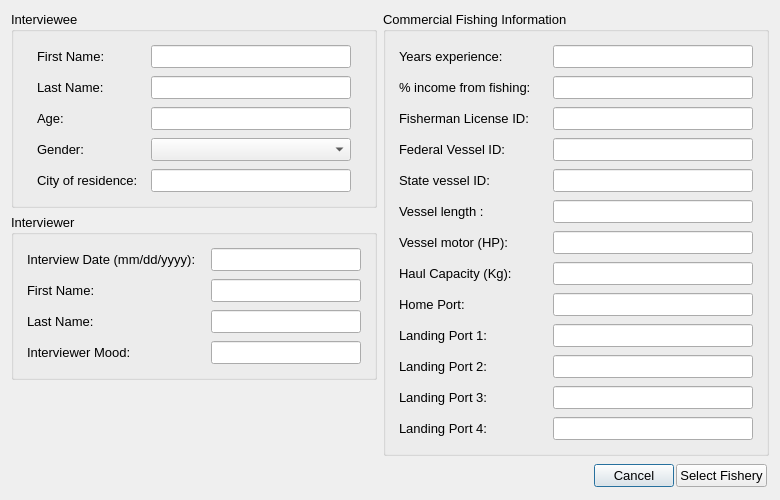
First picture: the form in oom_norcal_comm/Interview/interviewstart.ui, repository Ecotrust/openoceanmap-desktop, before the edit.
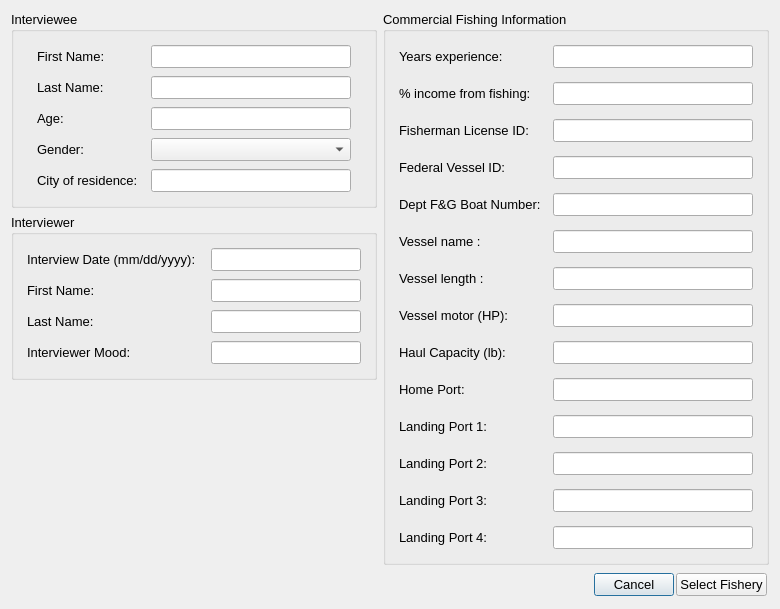
Second picture: the form after the edit.

Diff of the .ui file:
```diff
--- a/oom_norcal_comm/Interview/interviewstart.ui
+++ b/oom_norcal_comm/Interview/interviewstart.ui
@@ -7,7 +7,7 @@
     <x>0</x>
     <y>0</y>
     <width>774</width>
-    <height>497</height>
+    <height>606</height>
    </rect>
   </property>
   <property name="windowTitle" >
@@ -562,9 +562,6 @@
         <string>Commercial Fishing Information</string>
        </property>
        <layout class="QVBoxLayout" name="verticalLayout" >
-        <property name="spacing" >
-         <number>0</number>
-        </property>
         <item>
          <widget class="QWidget" native="1" name="home_port_5" >
           <property name="font" >
@@ -871,7 +868,7 @@
               </font>
              </property>
              <property name="text" >
-              <string>State vessel ID:</string>
+              <string>Dept F&amp;G Boat Number:</string>
              </property>
             </widget>
            </item>
@@ -905,6 +902,74 @@
           </layout>
          </widget>
         </item>
+        <item>
+         <widget class="QWidget" native="1" name="vessel_length_4" >
+          <property name="font" >
+           <font>
+            <pointsize>10</pointsize>
+           </font>
+          </property>
+          <layout class="QHBoxLayout" name="_6" >
+           <property name="spacing" >
+            <number>4</number>
+           </property>
+           <property name="margin" >
+            <number>4</number>
+           </property>
+           <item>
+            <widget class="QLabel" name="vessel_length_text_2" >
+             <property name="minimumSize" >
+              <size>
+               <width>150</width>
+               <height>0</height>
+              </size>
+             </property>
+             <property name="maximumSize" >
+              <size>
+               <width>150</width>
+               <height>16777215</height>
+              </size>
+             </property>
+             <property name="font" >
+              <font>
+               <pointsize>10</pointsize>
+              </font>
+             </property>
+             <property name="text" >
+              <string>Vessel name :</string>
+             </property>
+            </widget>
+           </item>
+           <item>
+            <widget class="QLineEdit" name="vessel_name_line" >
+             <property name="enabled" >
+              <bool>true</bool>
+             </property>
+             <property name="minimumSize" >
+              <size>
+               <width>200</width>
+               <height>0</height>
+              </size>
+             </property>
+             <property name="maximumSize" >
+              <size>
+               <width>200</width>
+               <height>16777215</height>
+              </size>
+             </property>
+             <property name="font" >
+              <font>
+               <pointsize>10</pointsize>
+              </font>
+             </property>
+             <property name="text" >
+              <string/>
+             </property>
+            </widget>
+           </item>
+          </layout>
+         </widget>
+        </item>
         <item>
          <widget class="QWidget" native="1" name="vessel_length" >
           <property name="font" >
@@ -1075,7 +1140,7 @@
               </font>
              </property>
              <property name="text" >
-              <string>Haul Capacity (Kg):</string>
+              <string>Haul Capacity (lb):</string>
              </property>
             </widget>
            </item>
```
Left out of the diff: 16 changed lines with no effect on the pictures.
